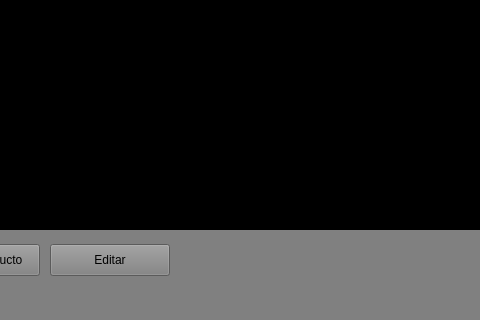
Qt form Trabajo_Integrador_Ramirez_SanMartin_JImenez/mainwindow.ui (sant1jmnz/Proyecto-ultimo-bim) before a commit; both pictures show x 110 to 590 and y 280 to 600 of the 800 by 600 pixel window.
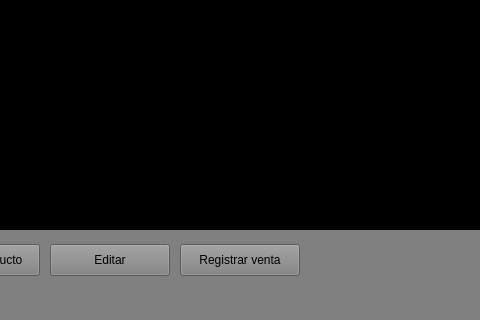
The same form after that commit.

What changed in the file:
```diff
--- a/Trabajo_Integrador_Ramirez_SanMartin_JImenez/mainwindow.ui
+++ b/Trabajo_Integrador_Ramirez_SanMartin_JImenez/mainwindow.ui
@@ -65,6 +65,19 @@
      <string>Nuevo producto</string>
     </property>
    </widget>
+   <widget class="QPushButton" name="btnRegistrar">
+    <property name="geometry">
+     <rect>
+      <x>290</x>
+      <y>505</y>
+      <width>120</width>
+      <height>32</height>
+     </rect>
+    </property>
+    <property name="text">
+     <string>Registrar venta</string>
+    </property>
+   </widget>
    <widget class="QPushButton" name="btnEditar">
     <property name="geometry">
      <rect>
```
